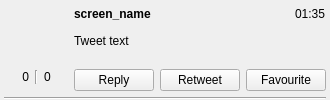
The window that lib/twitrrerr/ui/tweet.ui (nilsding/twitrrerr) describes before a commit, drawn with Qt 5.
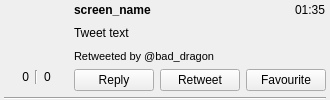
The same window after the commit.

Commit message: added "Retweeted by @#{user}" to tweets

The edit to the form file:
```diff
--- a/lib/twitrrerr/ui/tweet.ui
+++ b/lib/twitrrerr/ui/tweet.ui
@@ -108,7 +108,7 @@
       </layout>
      </item>
      <item>
-      <layout class="QVBoxLayout" name="verticalLayout">
+      <layout class="QVBoxLayout" name="verticalLayout" stretch="0,3,0,0">
        <item>
         <layout class="QHBoxLayout" name="horizontalLayout">
          <item>
@@ -166,20 +166,16 @@
         </widget>
        </item>
        <item>
-        <spacer name="verticalSpacer">
-         <property name="orientation">
-          <enum>Qt::Vertical</enum>
+        <widget class="QLabel" name="ql_retweeter">
+         <property name="font">
+          <font>
+           <pointsize>8</pointsize>
+          </font>
          </property>
-         <property name="sizeType">
-          <enum>QSizePolicy::Ignored</enum>
+         <property name="text">
+          <string>Retweeted by @bad_dragon</string>
          </property>
-         <property name="sizeHint" stdset="0">
-          <size>
-           <width>20</width>
-           <height>1</height>
-          </size>
-         </property>
-        </spacer>
+        </widget>
        </item>
        <item>
         <layout class="QHBoxLayout" name="horizontalLayout_3">
```
The commit also changes 1 other file.
